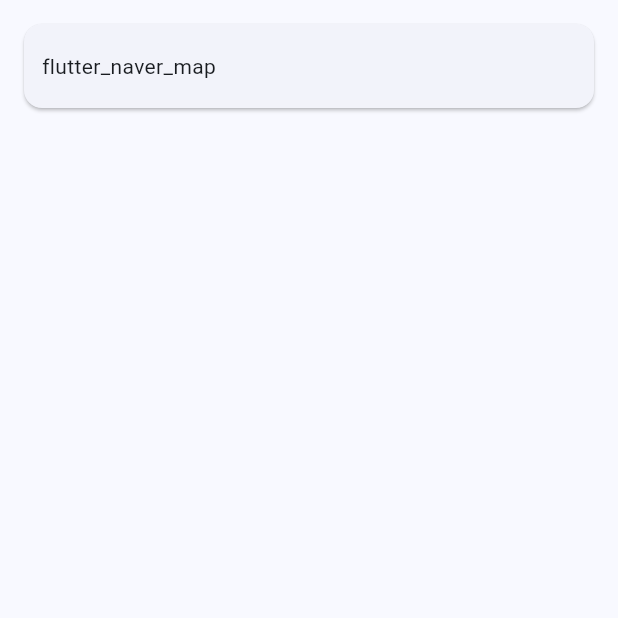
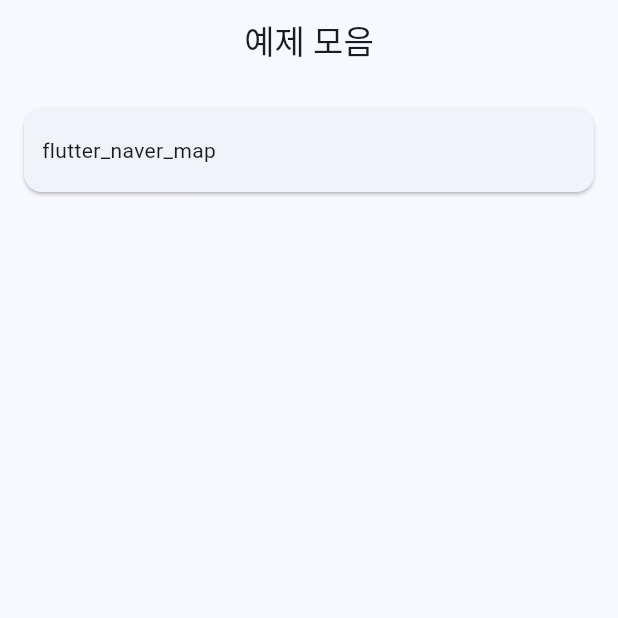
Before and after one commit to yoojin282/flutter_examples, a Flutter app: the screen it shows after launch, on a phone screen of 412 x 824 dp, the top half of it. Run offline on Flutter 3.47's test engine with Material 3 defaults, Android fonts, the phone set to English and light mode, and no system bars; our stand-ins replace go_router; missing offline and left inert: flutter_naver_map.

Commit message:
테마 적용

```diff
--- a/lib/screens/home_screen.dart
+++ b/lib/screens/home_screen.dart
@@ -7,6 +7,10 @@ class HomeScreen extends StatelessWidget {
   @override
   Widget build(BuildContext context) {
     return Scaffold(
+      appBar: AppBar(
+        title: const Text('예제 모음'),
+        centerTitle: true,
+      ),
       body: SafeArea(
         child: ListView(
           padding: const EdgeInsets.symmetric(horizontal: 12, vertical: 12),
```
Also changed, not shown: lib/screens/naver_map_screen.dart (+14 -12 lines).
